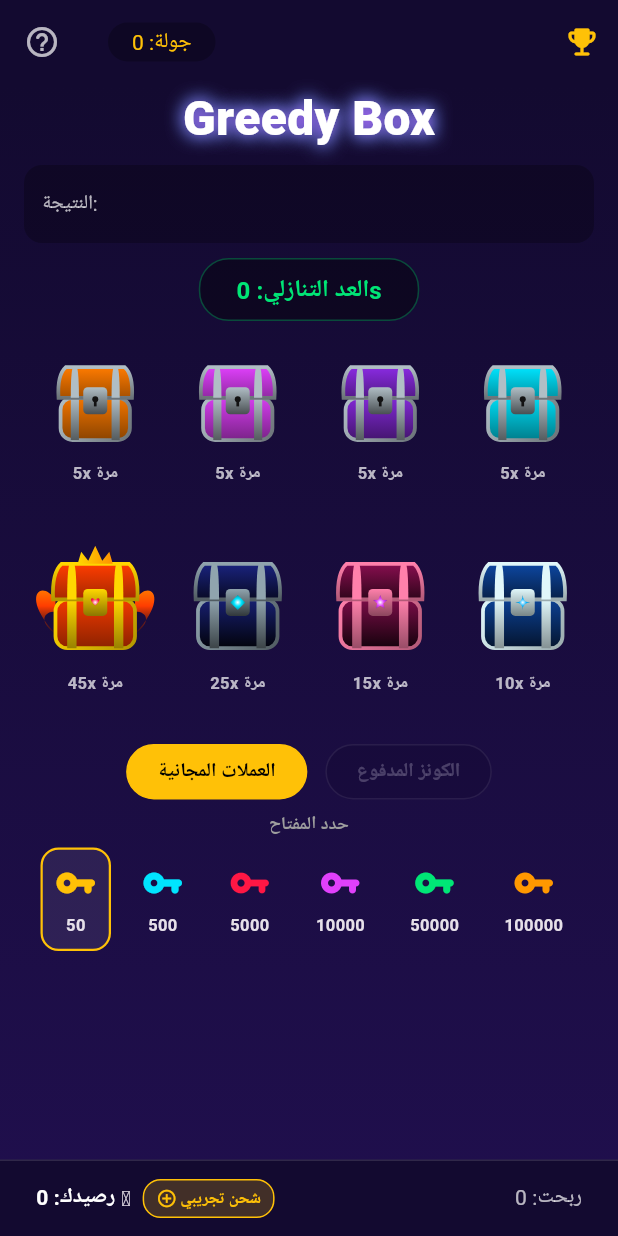
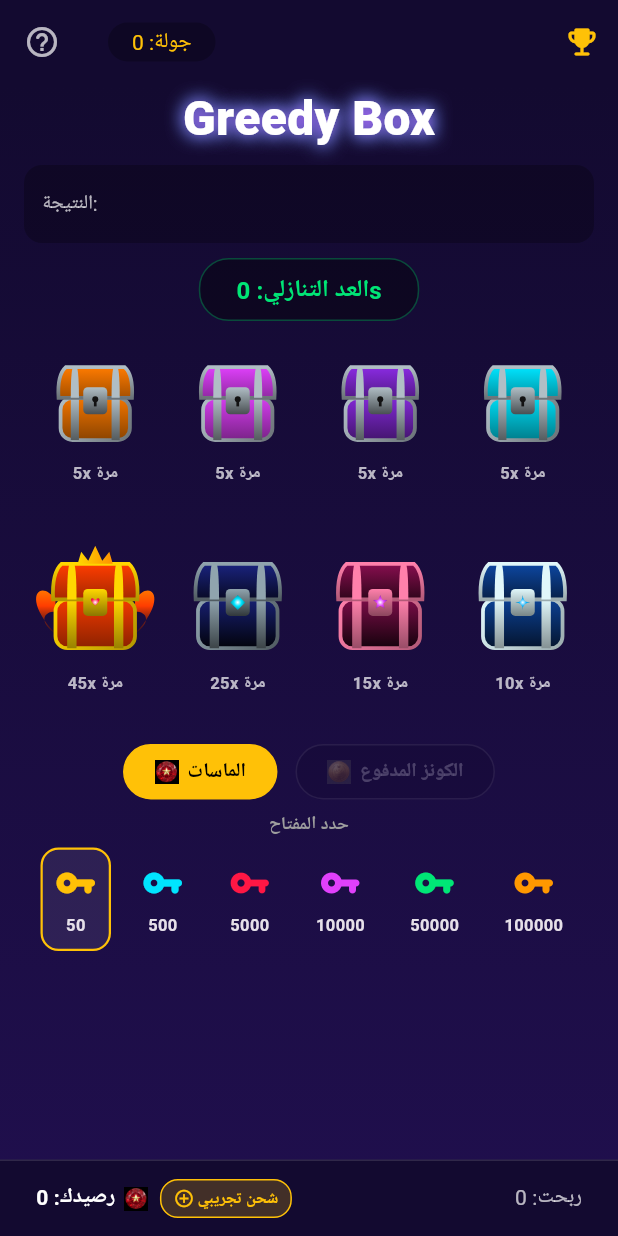
Before and after one commit to a94r98/greed-box-mobile, a Flutter app: the GameScreen screen opened directly, on a phone screen of 412 x 824 dp. Run offline on Flutter 3.47's test engine with Material 3 defaults, Android fonts, the phone set to English and light mode, and no system bars; our stand-ins replace audioplayers, device_info_plus, lottie, shared_preferences, socket_io_client; accounts and stored records are empty; network calls fail; project files that could hold a hidden picture were left out.

Commit message:
feat: rename free currency to diamonds and paid currency to coins with custom 3D assets

```diff
--- a/lib/screens/game_screen.dart
+++ b/lib/screens/game_screen.dart
@@ -623,7 +623,8 @@ class _GameScreenState extends State<GameScreen> with TickerProviderStateMixin {
       mainAxisAlignment: MainAxisAlignment.center,
       children: [
         _buildCurrencyTab(
-          label: "العملات المجانية",
+          label: "الماسات",
+          icon: Image.asset('assets/diamond.png', width: 16, height: 16),
           isActive: _betCurrency == "FREE",
           disabled: isCashLocked,
           onTap: () {
@@ -634,6 +635,7 @@ class _GameScreenState extends State<GameScreen> with TickerProviderStateMixin {
         const SizedBox(width: 12),
         _buildCurrencyTab(
           label: "الكونز المدفوع",
+          icon: Image.asset('assets/coin.png', width: 16, height: 16),
           isActive: _betCurrency == "CASH",
           disabled: isFreeLocked,
           onTap: () {
@@ -645,7 +647,13 @@ class _GameScreenState extends State<GameScreen> with TickerProviderStateMixin {
     );
   }
 
-  Widget _buildCurrencyTab({required String label, required bool isActive, required bool disabled, required VoidCallback onTap}) {
+  Widget _buildCurrencyTab({
+    required String label,
+    required bool isActive,
+    required bool disabled,
+    required VoidCallback onTap,
+    Widget? icon,
+  }) {
     return IgnorePointer(
       ignoring: disabled,
       child: Opacity(
@@ -660,13 +668,22 @@ class _GameScreenState extends State<GameScreen> with TickerProviderStateMixin {
               borderRadius: BorderRadius.circular(20),
               border: Border.all(color: isActive ? Colors.amber : Colors.white24),
             ),
-            child: Text(
+            child: Row(
+              mainAxisSize: MainAxisSize.min,
+              children: [
+                if (icon != null) ...[
+                  icon,
+                  const SizedBox(width: 6),
+                ],
+                Text(
                   label,
                   style: TextStyle(
                     fontWeight: FontWeight.bold,
                     fontSize: 13,
                     color: isActive ? Colors.black : Colors.white70,
                   ),
+                ),
+              ],
             ),
           ),
         ),
@@ -723,7 +740,6 @@ class _GameScreenState extends State<GameScreen> with TickerProviderStateMixin {
   // Bottom static bar showing balances
   Widget _buildBottomLedger(WalletProvider wallet) {
     final double balance = _betCurrency == "FREE" ? wallet.freeBalance : wallet.cashBalance;
-    final currencySymbol = _betCurrency == "FREE" ? "🪙" : "💵";
 
     return Container(
       padding: const EdgeInsets.symmetric(horizontal: 24, vertical: 12),
@@ -740,8 +756,10 @@ class _GameScreenState extends State<GameScreen> with TickerProviderStateMixin {
             Row(
               children: [
                 Text("رصيدك: ${balance.toStringAsFixed(0)}", style: const TextStyle(fontWeight: FontWeight.bold, fontSize: 14, color: Colors.white)),
-                const SizedBox(width: 4),
-                Text(currencySymbol, style: const TextStyle(fontSize: 14)),
+                const SizedBox(width: 6),
+                _betCurrency == "FREE"
+                    ? Image.asset('assets/diamond.png', width: 16, height: 16)
+                    : Image.asset('assets/coin.png', width: 16, height: 16),
                 const SizedBox(width: 8),
                 InkWell(
                   onTap: () async {
@@ -752,7 +770,7 @@ class _GameScreenState extends State<GameScreen> with TickerProviderStateMixin {
                       if (success && mounted) {
                         ScaffoldMessenger.of(context).showSnackBar(
                           SnackBar(
-                            content: Text("تم إضافة +${amount.toStringAsFixed(0)} عملة بنجاح للاختبار!"),
+                            content: Text("تم إضافة +${amount.toStringAsFixed(0)} ${_betCurrency == 'FREE' ? 'ماسة' : 'كونز'} بنجاح للاختبار!"),
                             backgroundColor: Colors.green,
                             duration: const Duration(seconds: 2),
                           ),
--- a/pubspec.yaml
+++ b/pubspec.yaml
@@ -38,3 +38,4 @@ flutter:
   assets:
     - assets/frames/
     - assets/diamond.png
+    - assets/coin.png
```
Also changed, not shown: lib/screens/tasks_page.dart (+21 -5 lines), lib/screens/wallet_page.dart (+21 -9 lines), assets/coin.png (added). Lines whose indentation alone changed are shown as unchanged.
